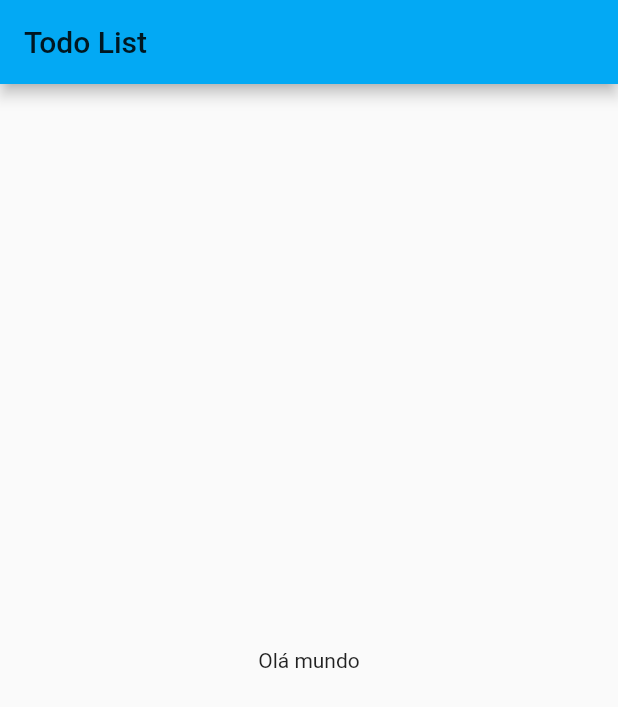
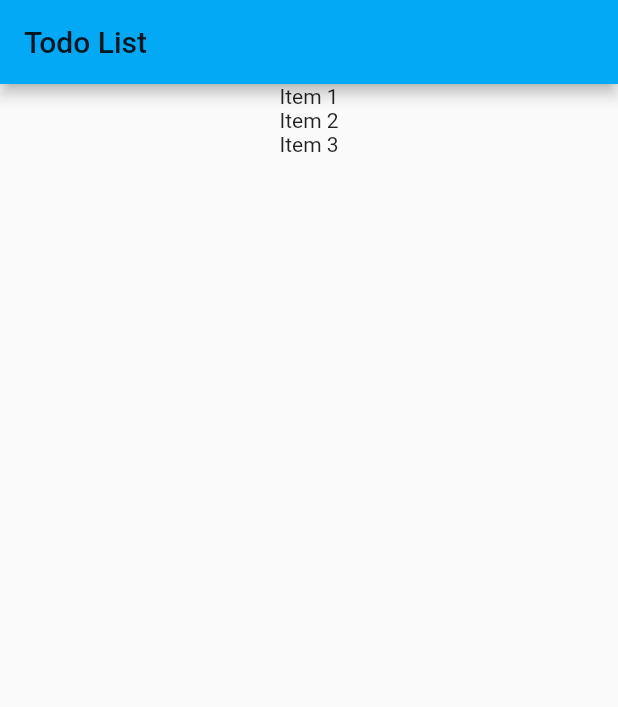
Before and after one commit to RaphaelfsOliveira/flutter_course_balta_io_todo_app, a Flutter app: the screen it shows after launch, on a phone screen of 412 x 824 dp. Shown: the top 707 px of the screen. Run offline on Flutter 3.47's test engine with Material 2 defaults, Android fonts, the phone set to English and light mode, and no system bars.

Commit message:
- criando listview para renderizar os items na tela

```diff
--- a/todo/lib/main.dart
+++ b/todo/lib/main.dart
@@ -1,4 +1,5 @@
 import 'package:flutter/material.dart';
+import 'package:todo/models/items.dart';
 
 void main() => runApp(App());
 
@@ -16,18 +17,36 @@ class App extends StatelessWidget {
   }
 }
 
-class HomePage extends StatelessWidget {
+class HomePage extends StatefulWidget {
+  var items = new List<Item>();
+
+  HomePage() {
+    items = [];
+    items.add(Item(title: 'Item 1', done: false));
+    items.add(Item(title: 'Item 2', done: true));
+    items.add(Item(title: 'Item 3', done: false));
+  }
+
+  @override
+  _HomePageState createState() => _HomePageState();
+}
+
+class _HomePageState extends State<HomePage> {
   @override
   Widget build(BuildContext context) {
     return Scaffold(
       appBar: AppBar(
         title: Text('Todo List'),
       ),
-      body: Container(
-        child: Center(
-          child: Text('Olá mundo'),
-        ),
-      ),
+      body: ListView.builder(
+          itemCount: widget.items.length,
+          itemBuilder: (BuildContext context, int index) {
+            return Container(
+              child: Center(
+                child: Text(widget.items[index].title),
+              ),
+            );
+          }),
     );
   }
 }
```
